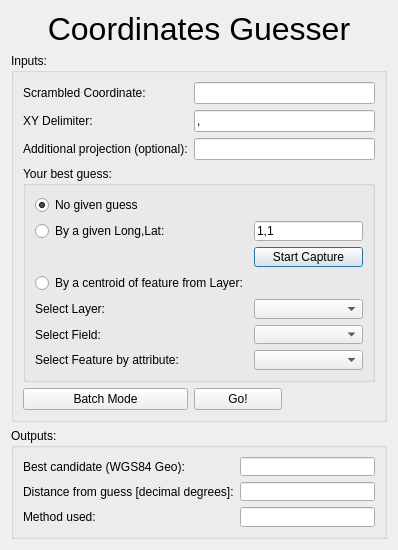
Above: CoordGuesser_dialog_base.ui from jicrbuh/CoordinateGuesser before the change. Below: the same form after it.
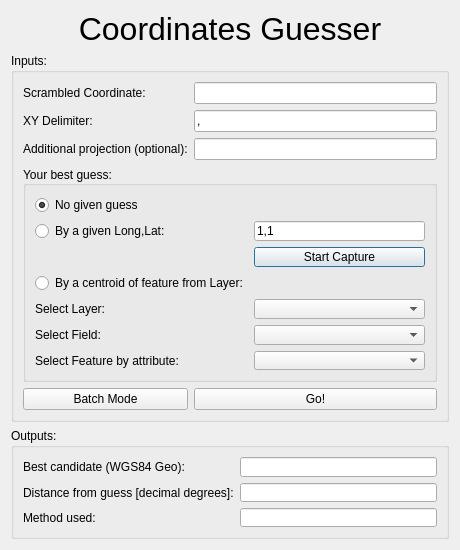
That is the form after the change.

Commit message: Changed gui layouts so they can stretch

```diff
--- a/CoordGuesser_dialog_base.ui
+++ b/CoordGuesser_dialog_base.ui
@@ -6,7 +6,7 @@
    <rect>
     <x>0</x>
     <y>0</y>
-    <width>397</width>
+    <width>460</width>
     <height>550</height>
    </rect>
   </property>
@@ -19,7 +19,7 @@
   <property name="maximumSize">
    <size>
     <width>16777215</width>
-    <height>550</height>
+    <height>16777215</height>
    </size>
   </property>
   <property name="windowTitle">
@@ -28,6 +28,12 @@
   <layout class="QGridLayout" name="gridLayout">
    <item row="1" column="0">
     <widget class="QGroupBox" name="groupBox_inputs">
+     <property name="sizePolicy">
+      <sizepolicy hsizetype="Preferred" vsizetype="Expanding">
+       <horstretch>3</horstretch>
+       <verstretch>3</verstretch>
+      </sizepolicy>
+     </property>
      <property name="title">
       <string>Inputs:</string>
      </property>
@@ -61,12 +67,30 @@
       </item>
       <item row="3" column="0" colspan="3">
        <widget class="QGroupBox" name="groupBox">
+        <property name="sizePolicy">
+         <sizepolicy hsizetype="Expanding" vsizetype="Expanding">
+          <horstretch>2</horstretch>
+          <verstretch>2</verstretch>
+         </sizepolicy>
+        </property>
+        <property name="autoFillBackground">
+         <bool>false</bool>
+        </property>
         <property name="title">
          <string>Your best guess:</string>
         </property>
-        <layout class="QFormLayout" name="formLayout">
+        <property name="alignment">
+         <set>Qt::AlignLeading|Qt::AlignLeft|Qt::AlignVCenter</set>
+        </property>
+        <layout class="QGridLayout" name="gridLayout_3">
          <item row="0" column="0">
           <widget class="QRadioButton" name="noGivenRadioButton">
+           <property name="sizePolicy">
+            <sizepolicy hsizetype="Minimum" vsizetype="Expanding">
+             <horstretch>0</horstretch>
+             <verstretch>0</verstretch>
+            </sizepolicy>
+           </property>
            <property name="text">
             <string>No given guess</string>
            </property>
@@ -77,6 +101,12 @@
          </item>
          <item row="1" column="0">
           <widget class="QRadioButton" name="fromMapRadioButton">
+           <property name="sizePolicy">
+            <sizepolicy hsizetype="Minimum" vsizetype="Expanding">
+             <horstretch>0</horstretch>
+             <verstretch>0</verstretch>
+            </sizepolicy>
+           </property>
            <property name="text">
             <string>By a given Long,Lat:</string>
            </property>
@@ -87,6 +117,12 @@
          </item>
          <item row="1" column="1">
           <widget class="QLineEdit" name="lineEdit_latLong">
+           <property name="sizePolicy">
+            <sizepolicy hsizetype="Expanding" vsizetype="Expanding">
+             <horstretch>0</horstretch>
+             <verstretch>0</verstretch>
+            </sizepolicy>
+           </property>
            <property name="text">
             <string>1,1</string>
            </property>
@@ -94,63 +130,93 @@
          </item>
          <item row="2" column="1">
           <widget class="QPushButton" name="pushButton_Capture">
+           <property name="sizePolicy">
+            <sizepolicy hsizetype="Minimum" vsizetype="Expanding">
+             <horstretch>0</horstretch>
+             <verstretch>0</verstretch>
+            </sizepolicy>
+           </property>
            <property name="text">
             <string>Start Capture</string>
            </property>
           </widget>
          </item>
-         <item row="6" column="0">
+         <item row="3" column="0">
           <widget class="QRadioButton" name="fromLayerRadioButton">
+           <property name="sizePolicy">
+            <sizepolicy hsizetype="Minimum" vsizetype="Expanding">
+             <horstretch>0</horstretch>
+             <verstretch>0</verstretch>
+            </sizepolicy>
+           </property>
            <property name="text">
             <string>By a centroid of feature from Layer:</string>
            </property>
           </widget>
          </item>
-         <item row="8" column="0">
+         <item row="4" column="0">
           <widget class="QLabel" name="labelSelectLayer_2">
+           <property name="sizePolicy">
+            <sizepolicy hsizetype="Preferred" vsizetype="Expanding">
+             <horstretch>0</horstretch>
+             <verstretch>0</verstretch>
+            </sizepolicy>
+           </property>
            <property name="text">
             <string>Select Layer:</string>
            </property>
           </widget>
          </item>
-         <item row="9" column="0">
+         <item row="4" column="1">
+          <widget class="QComboBox" name="selectLayerComboBox">
+           <property name="sizePolicy">
+            <sizepolicy hsizetype="MinimumExpanding" vsizetype="Expanding">
+             <horstretch>0</horstretch>
+             <verstretch>0</verstretch>
+            </sizepolicy>
+           </property>
+          </widget>
+         </item>
+         <item row="5" column="0">
           <widget class="QLabel" name="labelSelectLayer">
+           <property name="sizePolicy">
+            <sizepolicy hsizetype="Preferred" vsizetype="Expanding">
+             <horstretch>0</horstretch>
+             <verstretch>0</verstretch>
+            </sizepolicy>
+           </property>
            <property name="text">
             <string>Select Field:</string>
            </property>
           </widget>
          </item>
-         <item row="8" column="1">
-          <widget class="QComboBox" name="selectLayerComboBox">
+         <item row="5" column="1">
+          <widget class="QComboBox" name="selectFieldComboBox">
            <property name="sizePolicy">
-            <sizepolicy hsizetype="MinimumExpanding" vsizetype="Fixed">
+            <sizepolicy hsizetype="MinimumExpanding" vsizetype="Expanding">
              <horstretch>0</horstretch>
              <verstretch>0</verstretch>
             </sizepolicy>
            </property>
           </widget>
          </item>
-         <item row="10" column="0">
+         <item row="6" column="0">
           <widget class="QLabel" name="labelSelectLayer_4">
+           <property name="sizePolicy">
+            <sizepolicy hsizetype="Preferred" vsizetype="Expanding">
+             <horstretch>0</horstretch>
+             <verstretch>0</verstretch>
+            </sizepolicy>
+           </property>
            <property name="text">
             <string>Select Feature by attribute:</string>
            </property>
           </widget>
          </item>
-         <item row="10" column="1">
+         <item row="6" column="1">
           <widget class="QComboBox" name="selectFeatureComboBox">
            <property name="sizePolicy">
-            <sizepolicy hsizetype="MinimumExpanding" vsizetype="Fixed">
-             <horstretch>0</horstretch>
-             <verstretch>0</verstretch>
-            </sizepolicy>
-           </property>
-          </widget>
-         </item>
-         <item row="9" column="1">
-          <widget class="QComboBox" name="selectFieldComboBox">
-           <property name="sizePolicy">
-            <sizepolicy hsizetype="MinimumExpanding" vsizetype="Fixed">
+            <sizepolicy hsizetype="MinimumExpanding" vsizetype="Expanding">
              <horstretch>0</horstretch>
              <verstretch>0</verstretch>
             </sizepolicy>
@@ -167,13 +233,6 @@
         </property>
        </widget>
       </item>
-      <item row="4" column="1">
-       <widget class="QPushButton" name="pushButton_Go">
-        <property name="text">
-         <string>Go!</string>
-        </property>
-       </widget>
-      </item>
       <item row="2" column="1" colspan="2">
        <widget class="QLineEdit" name="LineEdit_addProj">
         <property name="toolTip">
@@ -198,11 +257,24 @@
         </property>
        </widget>
       </item>
+      <item row="4" column="1" colspan="2">
+       <widget class="QPushButton" name="pushButton_Go">
+        <property name="text">
+         <string>Go!</string>
+        </property>
+       </widget>
+      </item>
      </layout>
     </widget>
    </item>
    <item row="2" column="0">
     <widget class="QGroupBox" name="groupBox_outputs">
+     <property name="sizePolicy">
+      <sizepolicy hsizetype="Expanding" vsizetype="Expanding">
+       <horstretch>1</horstretch>
+       <verstretch>1</verstretch>
+      </sizepolicy>
+     </property>
      <property name="minimumSize">
       <size>
        <width>376</width>
@@ -218,35 +290,38 @@
      <property name="title">
       <string>Outputs:</string>
      </property>
-     <layout class="QFormLayout" name="formLayout_3">
-      <item row="1" column="0">
+     <property name="flat">
+      <bool>false</bool>
+     </property>
+     <layout class="QGridLayout" name="gridLayout_4">
+      <item row="0" column="0">
        <widget class="QLabel" name="label_7">
         <property name="text">
          <string>Best candidate (WGS84 Geo):</string>
         </property>
        </widget>
       </item>
-      <item row="1" column="1">
+      <item row="0" column="1">
        <widget class="QLineEdit" name="out_xy"/>
       </item>
-      <item row="2" column="0">
+      <item row="1" column="0">
        <widget class="QLabel" name="label_8">
         <property name="text">
          <string>Distance from guess [decimal degrees]:</string>
         </property>
        </widget>
       </item>
-      <item row="2" column="1">
+      <item row="1" column="1">
        <widget class="QLineEdit" name="distance"/>
       </item>
-      <item row="3" column="0">
+      <item row="2" column="0">
        <widget class="QLabel" name="label_9">
         <property name="text">
          <string>Method used:</string>
         </property>
        </widget>
       </item>
-      <item row="3" column="1">
+      <item row="2" column="1">
        <widget class="QLineEdit" name="method_used"/>
       </item>
      </layout>
```
The commit also changes 2 other files.
